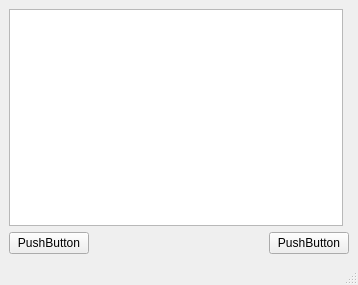
ItzMePun/2025_20645251, file worksheet6/worksheet6_application/mainwindow.ui: the form before one commit.
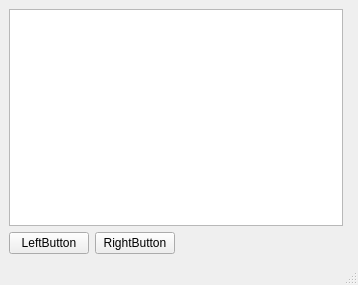
The form after the commit.

Commit message: worksheet 6 Exercise 2 complete

```diff
--- a/worksheet6/worksheet6_application/mainwindow.ui
+++ b/worksheet6/worksheet6_application/mainwindow.ui
@@ -30,7 +30,14 @@
       <item>
        <widget class="QPushButton" name="pushButton_2">
         <property name="text">
-         <string>PushButton</string>
+         <string>LeftButton</string>
+        </property>
+       </widget>
+      </item>
+      <item>
+       <widget class="QPushButton" name="RightButton">
+        <property name="text">
+         <string>RightButton</string>
         </property>
        </widget>
       </item>
@@ -47,13 +54,6 @@
         </property>
        </spacer>
       </item>
-      <item>
-       <widget class="QPushButton" name="pushButton">
-        <property name="text">
-         <string>PushButton</string>
-        </property>
-       </widget>
-      </item>
      </layout>
     </item>
    </layout>
```
Left out of the diff: 2 changed lines with no effect on the pictures. The commit also changes 2 other files.
